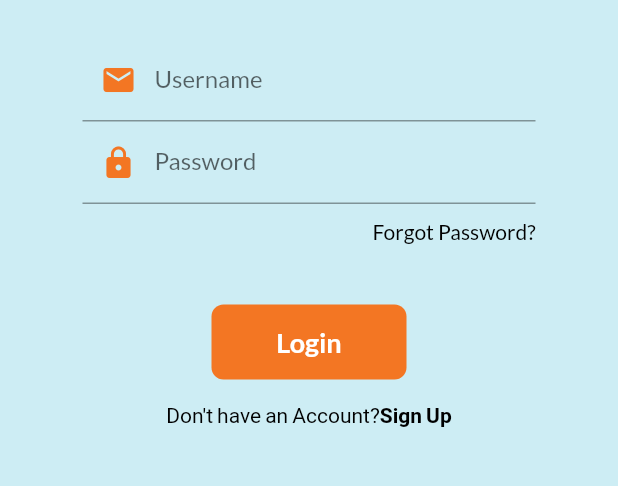
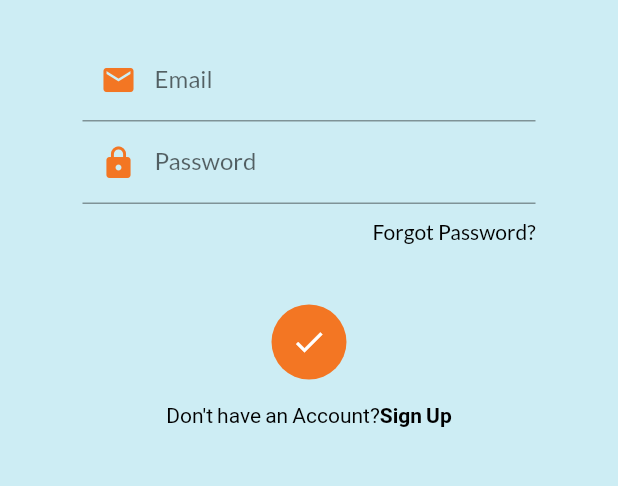
Before and after one commit to kaushik-762/apdcl-meter-registry, a Flutter app: the screen it shows after launch, after a tap on "Forgot Password?", on a phone screen of 412 x 824 dp, the part 600-1086 px from its top. Run offline on Flutter 3.47's test engine with Material 2 defaults, Android fonts, the phone set to English and light mode, and no system bars; our stand-ins replace firebase_auth, firebase_core, google_fonts; accounts and stored records are empty; network calls fail.

Commit message:
Day10 Completed

```diff
--- a/lib/pages/login_pages.dart
+++ b/lib/pages/login_pages.dart
@@ -29,12 +29,18 @@ class _LoginPageState extends State<LoginPage> {
   bool changedButton=false;
   final _formKey=GlobalKey<FormState>();
   Future moveToHome(BuildContext context)async{
+    setState(() {
+        changedButton=true;
+      });
 
-    await FirebaseAuth.instance.signInWithEmailAndPassword(
+
+      await FirebaseAuth.instance.signInWithEmailAndPassword(
       email: _emailController.text.trim(),
       password: _passwordController.text.trim(),
       );
-   if(_formKey.currentState!.validate()){
+
+
+   /* if(_formKey.currentState!.validate()){
     setState(() {
         changedButton=true;
     });
@@ -44,7 +50,7 @@ class _LoginPageState extends State<LoginPage> {
     setState(() {
         changedButton=false;
     });
-    }
+    }  */
   }
 
   moveToSignUp(BuildContext context)async{
@@ -128,8 +134,8 @@ class _LoginPageState extends State<LoginPage> {
                      Icons.email,
                      color: Color.fromARGB(255, 243, 118, 35),
                     ),
-                    hintText: "Enter Username",
-                    labelText: "Username",
+                    hintText: "Enter Email",
+                    labelText: "Email",
 
 
                   ),
```
